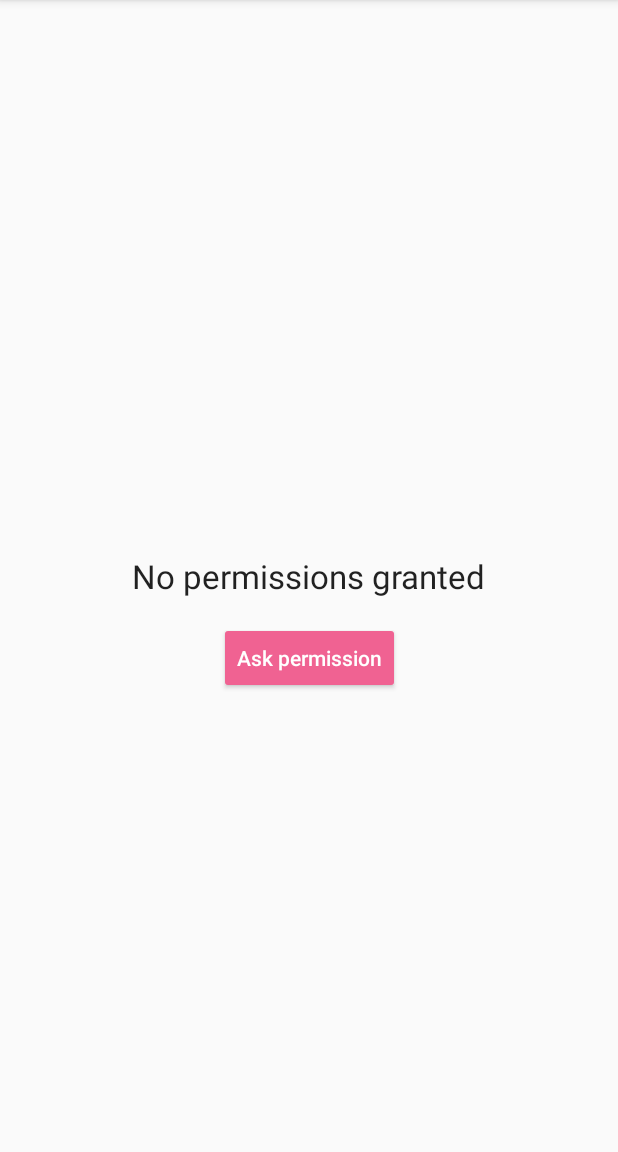
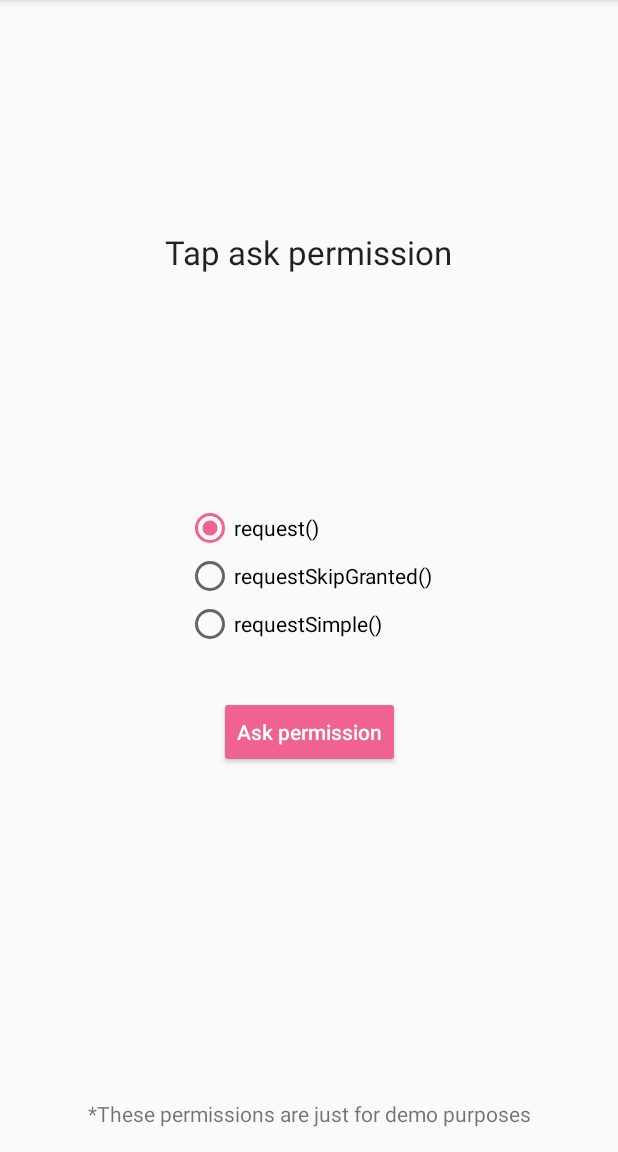
Before and after one commit to lvabarajithan/RxPermissions, an Android app: the screen it shows after launch (MainActivity), on a phone screen of 412 x 824 dp, the part 84-1236 px from its top. Run offline under Robolectric (Android 15) with nearby library versions, the phone set to English and light mode, and no system bars; our stand-ins replace RxJava.

Commit message:
update sample app

```diff
--- a/app/src/main/java/com/abarajithan/rxpermissions/sample/MainActivity.kt
+++ b/app/src/main/java/com/abarajithan/rxpermissions/sample/MainActivity.kt
@@ -3,30 +3,38 @@ package com.abarajithan.rxpermissions.sample
 import android.Manifest
 import android.os.Bundle
 import androidx.appcompat.app.AppCompatActivity
+import com.abarajithan.rxpermissions.PermissionResult
 import com.abarajithan.rxpermissions.RxPermissions
+import io.reactivex.rxjava3.functions.Consumer
 import kotlinx.android.synthetic.main.activity_main.*
 
 class MainActivity : AppCompatActivity() {
+
+    private val permissions = arrayOf(
+        Manifest.permission.WRITE_EXTERNAL_STORAGE,
+        Manifest.permission.CAMERA,
+        Manifest.permission.READ_CONTACTS,
+        Manifest.permission.READ_CALENDAR,
+        Manifest.permission.READ_SMS
+    )
+
+    private var radioId = R.id.request
 
     override fun onCreate(savedInstanceState: Bundle?) {
         super.onCreate(savedInstanceState)
         setContentView(R.layout.activity_main)
 
+        radioGroup.setOnCheckedChangeListener { _, checkedId ->
+            this.radioId = checkedId
+        }
         ask_btn.setOnClickListener {
             askPermissions()
         }
 
     }
 
-    private fun askPermissions() {
-        permissions_status.text = ""
-        RxPermissions(this).request(
-            Manifest.permission.WRITE_EXTERNAL_STORAGE,
-            Manifest.permission.CAMERA,
-            Manifest.permission.READ_CONTACTS,
-            Manifest.permission.READ_CALENDAR,
-            Manifest.permission.READ_SMS
-        ).subscribe { results ->
+    private val handlePermissionResult: Consumer<Array<out PermissionResult>> =
+        Consumer { results ->
             val builder = StringBuilder(permissions_status.text.toString())
             for ((index, r) in results.withIndex()) {
                 val name = r.permission.substringAfterLast(delimiter = '.')
@@ -34,5 +42,27 @@ class MainActivity : AppCompatActivity() {
             }
             permissions_status.text = builder.toString()
         }
+
+    private val handleSimpleResult: Consumer<Array<out Boolean>> =
+        Consumer { results ->
+            val builder = StringBuilder(permissions_status.text.toString())
+            for ((index, granted) in results.withIndex()) {
+                val name = permissions[index].substringAfterLast(delimiter = '.')
+                builder.append("[${index + 1}] $name -> ${granted}\n")
+            }
+            permissions_status.text = builder.toString()
+        }
+
+    private fun askPermissions() {
+        permissions_status.text = ""
+
+        when (radioId) {
+            R.id.request -> RxPermissions(this).request(*permissions)
+                .subscribe(handlePermissionResult)
+            R.id.request_skip_granted -> RxPermissions(this).requestSkipGranted(*permissions)
+                .subscribe(handlePermissionResult)
+            R.id.request_simple -> RxPermissions(this).requestSimple(*permissions)
+                .subscribe(handleSimpleResult)
+        }
     }
 }
--- a/app/src/main/res/layout/activity_main.xml
+++ b/app/src/main/res/layout/activity_main.xml
@@ -10,9 +10,9 @@
         android:id="@+id/permissions_status"
         android:layout_width="wrap_content"
         android:layout_height="wrap_content"
-        android:text="@string/empty_permissions"
+        android:text="@string/empty_permissions_initial"
         android:textAppearance="@style/TextAppearance.AppCompat.Large"
-        app:layout_constraintBottom_toBottomOf="parent"
+        app:layout_constraintBottom_toTopOf="@+id/radioGroup"
         app:layout_constraintEnd_toEndOf="parent"
         app:layout_constraintStart_toStartOf="parent"
         app:layout_constraintTop_toTopOf="parent" />
@@ -22,10 +22,52 @@
         style="@style/Widget.AppCompat.Button.Colored"
         android:layout_width="wrap_content"
         android:layout_height="wrap_content"
-        android:layout_marginTop="16dp"
+        android:layout_marginTop="32dp"
         android:text="@string/ask_button"
         android:textAllCaps="false"
-        app:layout_constraintEnd_toEndOf="@+id/permissions_status"
-        app:layout_constraintStart_toStartOf="@+id/permissions_status"
-        app:layout_constraintTop_toBottomOf="@+id/permissions_status" />
+        app:layout_constraintEnd_toEndOf="parent"
+        app:layout_constraintStart_toStartOf="parent"
+        app:layout_constraintTop_toBottomOf="@+id/radioGroup" />
+
+    <RadioGroup
+        android:id="@+id/radioGroup"
+        android:layout_width="wrap_content"
+        android:layout_height="wrap_content"
+        app:layout_constraintBottom_toBottomOf="parent"
+        app:layout_constraintEnd_toEndOf="parent"
+        app:layout_constraintStart_toStartOf="parent"
+        app:layout_constraintTop_toTopOf="parent">
+
+        <androidx.appcompat.widget.AppCompatRadioButton
+            android:id="@+id/request"
+            android:layout_width="wrap_content"
+            android:layout_height="wrap_content"
+            android:checked="true"
+            android:text="request()" />
+
+        <androidx.appcompat.widget.AppCompatRadioButton
+            android:id="@+id/request_skip_granted"
+            android:layout_width="wrap_content"
+            android:layout_height="wrap_content"
+            android:text="requestSkipGranted()" />
+
+        <androidx.appcompat.widget.AppCompatRadioButton
+            android:id="@+id/request_simple"
+            android:layout_width="wrap_content"
+            android:layout_height="wrap_content"
+            android:text="requestSimple()" />
+    </RadioGroup>
+
+    <TextView
+        android:id="@+id/textView"
+        android:layout_width="wrap_content"
+        android:layout_height="wrap_content"
+        android:layout_marginStart="24dp"
+        android:layout_marginEnd="24dp"
+        android:layout_marginBottom="16dp"
+        android:text="@string/privacy_note"
+        app:layout_constraintBottom_toBottomOf="parent"
+        app:layout_constraintEnd_toEndOf="parent"
+        app:layout_constraintStart_toStartOf="parent" />
+
 </androidx.constraintlayout.widget.ConstraintLayout>
--- a/app/src/main/res/values/strings.xml
+++ b/app/src/main/res/values/strings.xml
@@ -1,5 +1,7 @@
 <resources>
     <string name="app_name">RxPermissions</string>
+    <string name="empty_permissions_initial">Tap ask permission</string>
     <string name="empty_permissions">No permissions granted</string>
     <string name="ask_button">Ask permission</string>
+    <string name="privacy_note">*These permissions are just for demo purposes</string>
 </resources>
```
